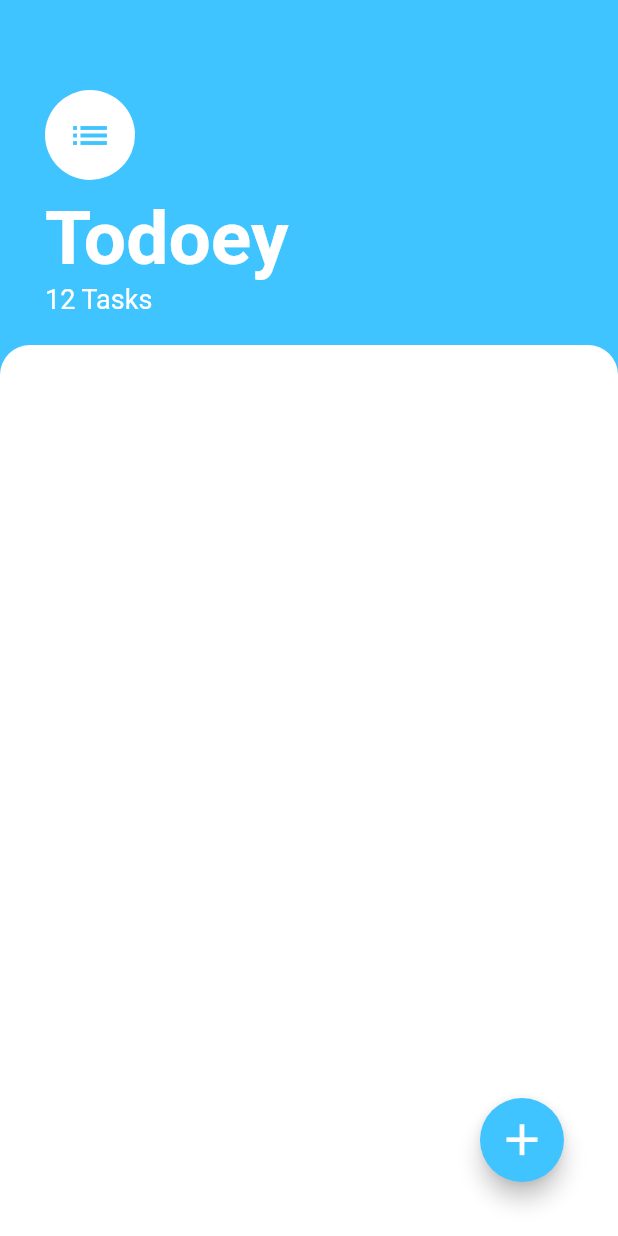
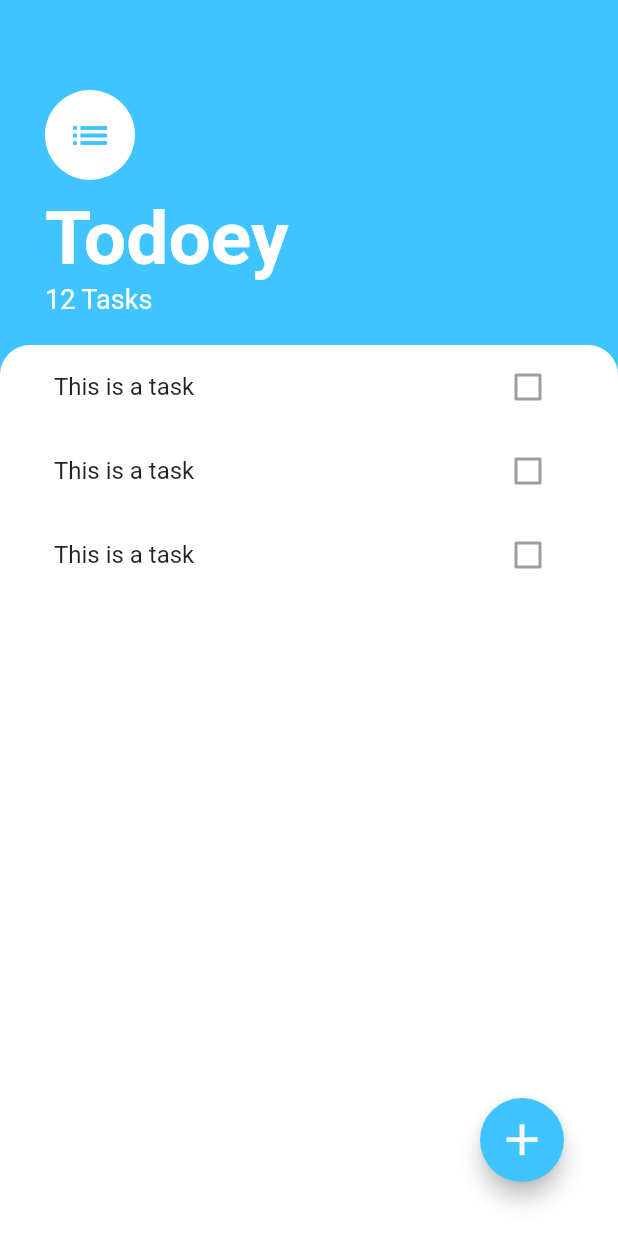
Before and after one commit to NiroKM/todo_app, a Flutter app: the screen it shows after launch, on a phone screen of 412 x 824 dp. Run offline on Flutter 3.47's test engine with Material 2 defaults, Android fonts, the phone set to English and light mode, and no system bars.

Commit message:
creating adding task widget

```diff
--- a/lib/screens/tasks_screen.dart
+++ b/lib/screens/tasks_screen.dart
@@ -1,4 +1,6 @@
 import 'package:flutter/material.dart';
+import 'package:todoey_app/widgets/add_task.dart';
+import 'package:todoey_app/widgets/task_list.dart';
 
 class TasksScreen extends StatelessWidget {
   @override
@@ -8,6 +10,10 @@ class TasksScreen extends StatelessWidget {
       floatingActionButton: Padding(
         padding: const EdgeInsets.only(bottom: 20.0, right: 20.0),
         child: FloatingActionButton(
+          onPressed: () {
+            showModalBottomSheet(
+                context: context, builder: (context) => AddTaskWidget());
+          },
           backgroundColor: Colors.lightBlueAccent,
           child: Icon(
             Icons.add,
@@ -53,11 +59,13 @@ class TasksScreen extends StatelessWidget {
           ),
           Expanded(
             child: Container(
+              padding: EdgeInsets.symmetric(horizontal: 20.0),
               decoration: BoxDecoration(
                   color: Colors.white,
                   borderRadius: BorderRadius.only(
                       topLeft: Radius.circular(20.0),
                       topRight: Radius.circular(20.0))),
+              child: TasksList(),
             ),
           )
         ],
--- /dev/null
+++ b/lib/widgets/task_list.dart
@@ -0,0 +1,11 @@
+import 'package:flutter/material.dart';
+import 'task_tile.dart';
+
+class TasksList extends StatelessWidget {
+  @override
+  Widget build(BuildContext context) {
+    return ListView(
+      children: [TaskTile(), TaskTile(), TaskTile()],
+    );
+  }
+}
--- /dev/null
+++ b/lib/widgets/task_tile.dart
@@ -0,0 +1,9 @@
+import 'package:flutter/material.dart';
+
+class TaskTile extends StatelessWidget {
+  @override
+  Widget build(BuildContext context) {
+    return ListTile(
+        title: Text('This is a task'), trailing: Checkbox(value: false));
+  }
+}
```
Also changed, not shown: lib/widgets/add_task.dart (added, +53 -0 lines).
